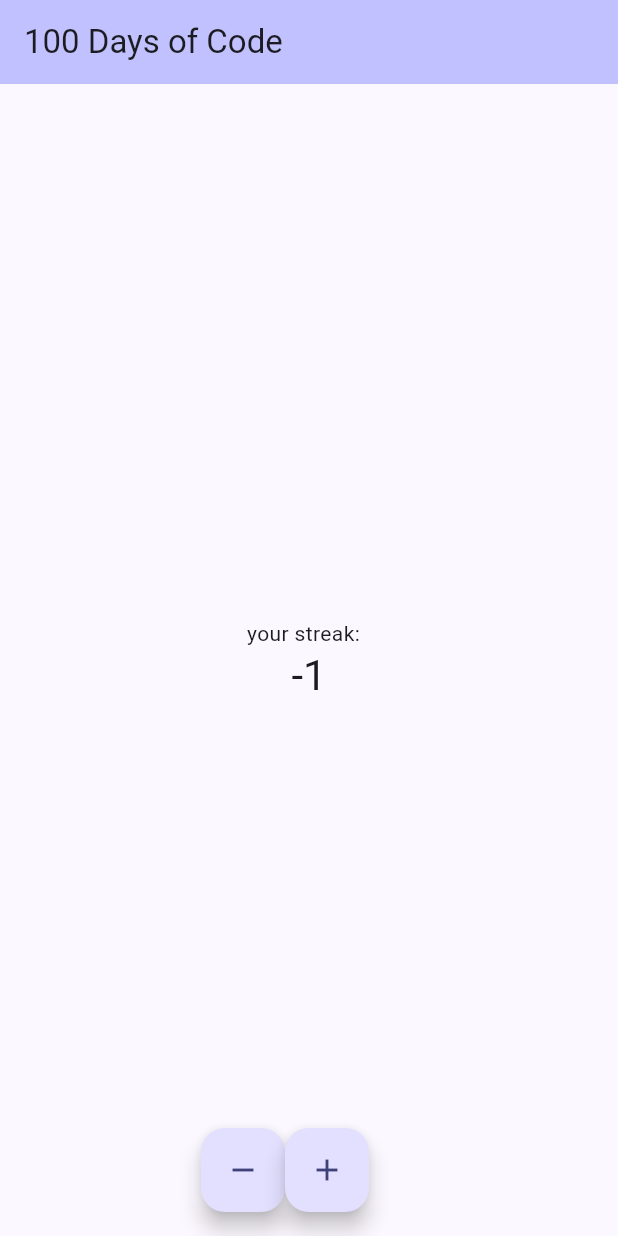
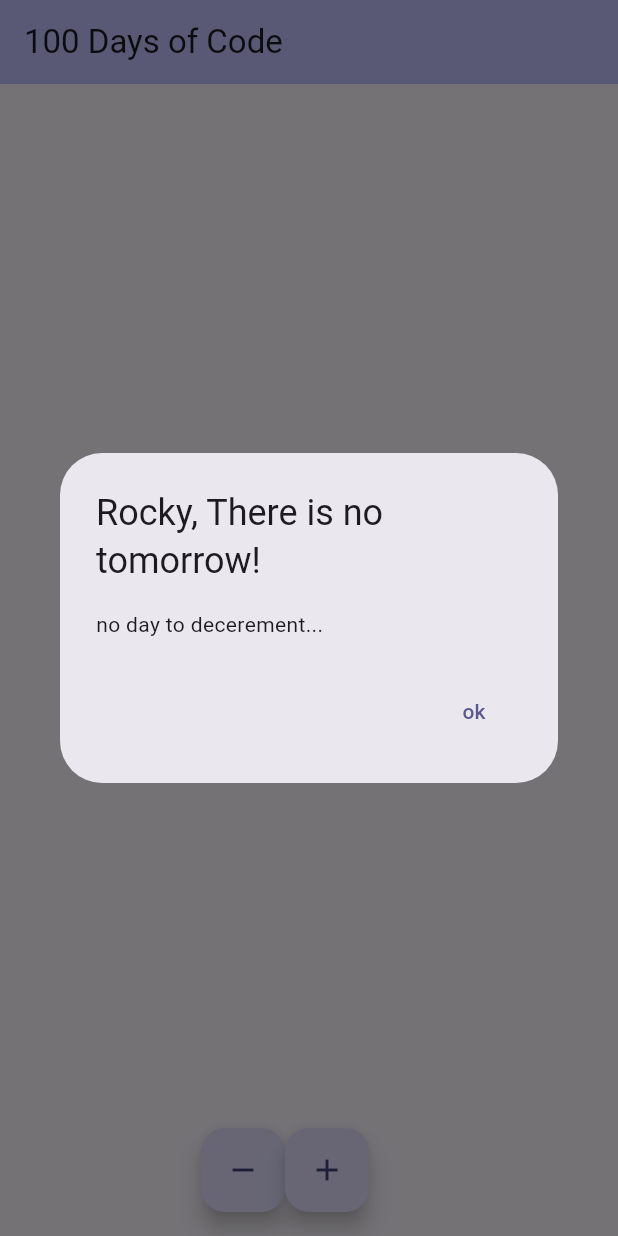
Before and after one commit to Jubibani/flutter-apps, a Flutter app: the screen it shows after launch, after a tap on the "remove" icon, on a phone screen of 412 x 824 dp. Run offline on Flutter 3.47's test engine with Material 3 defaults, Android fonts, the light colour scheme and no system bars.

Commit message:
Added cantDecrement() function
if user decrements the count value lesser ot equal to 0. a showDialog() will appear notifying the user that it cannot be.

```diff
--- a/my_first_flutter_app/lib/main.dart
+++ b/my_first_flutter_app/lib/main.dart
@@ -39,10 +39,13 @@
 
 
   class _MyHomePageState extends State<MyHomePage> {
-    String message = "Missed a day?";
-    bool yes = true;
-    bool no = false;
     int _counter = 0;
+
+  void _resetCounter() {
+    setState(() {
+      _counter = 0;
+    });
+  }
   void _showDialog(BuildContext context) {
     showDialog(
       context: context,
@@ -53,8 +56,9 @@
           actions: [
             TextButton(
               onPressed: () {
-                decrementCounter();
+                _resetCounter();
                 Navigator.of(context).pop(); // Close the dialog
+                _showMissedDayDialog(context);
               },
               child: const Text('Yes'),
             ),
@@ -69,6 +73,49 @@
       },
     );
   }
+    void _showMissedDayDialog(BuildContext context) {
+    showDialog(
+      context: context,
+      builder: (BuildContext context) {
+        return AlertDialog(
+          title:const  Text('Awwww man, Streak Lost.'),
+          content: const Text('You missed a day! revert to 0'),
+          actions: [
+            TextButton(
+              onPressed: () {
+                Navigator.of(context).pop(); // Close the dialog
+              },
+              child: const Text('ok'),
+            ),
+          ],
+        );
+      },
+    );
+  }
+    void cantDecrement() {
+      if (_counter <= 0) {
+          setState(() {
+            _counter = 0;
+            showDialog(
+            context: context,
+            builder: (BuildContext context) {
+              return AlertDialog(
+                title:const  Text("Rocky, There is no tomorrow!"),
+            content: const Text('no day to decerement...'),
+            actions: [
+              TextButton(
+                onPressed: () {
+                  Navigator.of(context).pop(); // Close the dialog
+                },
+              child: const Text('ok'),
+            ),
+          ],
+        );
+      },
+    );
+        });
+      }
+    }
 
     void decrementCounter() {
       setState(() {
@@ -132,15 +179,13 @@
             ],
           ),
         ),
-//         floatingActionButton: FloatingActionButton(
-        //   onPressed: incrementCounter,
-        //   tooltip: 'Increment',
-        //   child: const Icon(Icons.add),
-        // )
         floatingActionButton: Row(mainAxisAlignment: MainAxisAlignment.center,
         children: [
           FloatingActionButton(
-            onPressed: decrementCounter,
+            onPressed: () {
+              decrementCounter();
+              cantDecrement();
+            },
             child: const Icon(Icons.remove)),
           FloatingActionButton(
             onPressed: () {
```
Also changed, not shown: 1 other file.
